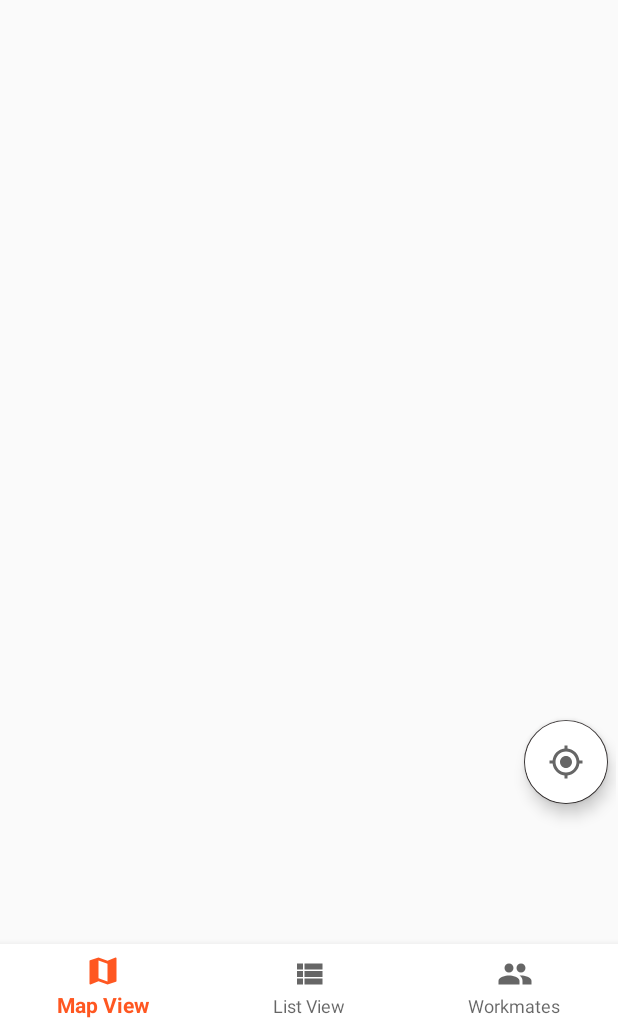
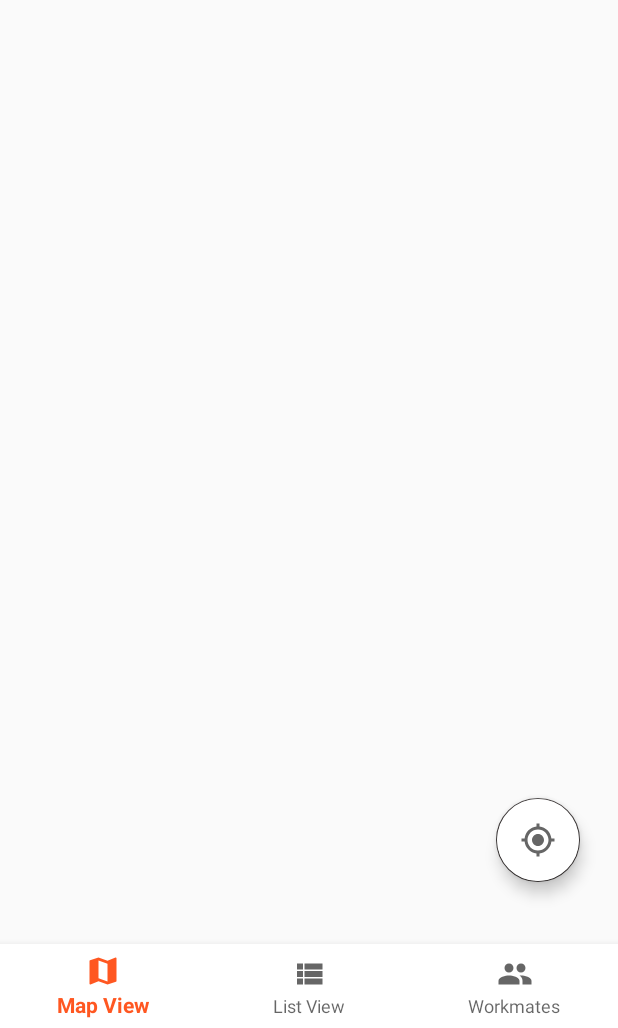
Before and after one commit to eddymail/Go4Lunch, an Android app: the screen it shows after launch once a user with an empty profile is signed in (MainActivity), on a phone screen of 412 x 824 dp, the part 208-1236 px from its top. Run offline under Robolectric (Android 15) with nearby library versions, the phone set to English and light mode, and no system bars; our stand-ins replace Firebase (no records; nobody signed in at launch, a user with empty details on screens opened directly), navigation-ui; libraries missing offline, so code that uses them is left out: com.karumi.dexter.

Commit message:
MapViewFragment: Zoom on location

```diff
--- a/app/src/main/java/com/lousssouarn/edouard/go4lunch/fragment/MapViewFragment.java
+++ b/app/src/main/java/com/lousssouarn/edouard/go4lunch/fragment/MapViewFragment.java
@@ -134,6 +134,9 @@ public class MapViewFragment extends Fragment {
                 map.clear();
                 map.addMarker(new MarkerOptions().position(userLatLng).title("Your Location"));
                 map.moveCamera(CameraUpdateFactory.newLatLng(userLatLng));
+                //Zoom on location
+                float zoomLevel = 16.0f;
+                map.moveCamera(CameraUpdateFactory.newLatLngZoom(userLatLng, zoomLevel));
             }
 
             @Override
--- a/app/src/main/res/layout/fragment_map_view.xml
+++ b/app/src/main/res/layout/fragment_map_view.xml
@@ -1,5 +1,5 @@
 <?xml version="1.0" encoding="utf-8"?>
-<RelativeLayout xmlns:android="http://schemas.android.com/apk/res/android"
+<androidx.constraintlayout.widget.ConstraintLayout xmlns:android="http://schemas.android.com/apk/res/android"
     xmlns:app="http://schemas.android.com/apk/res-auto"
     xmlns:tools="http://schemas.android.com/tools"
     android:layout_width="match_parent"
@@ -11,17 +11,21 @@
         android:id="@+id/map"
         android:name="com.google.android.gms.maps.SupportMapFragment"
         android:layout_width="match_parent"
-        android:layout_height="match_parent" />
+        android:layout_height="match_parent"
+        tools:layout_editor_absoluteX="34dp"
+        tools:layout_editor_absoluteY="0dp" />
 
     <com.google.android.material.floatingactionbutton.FloatingActionButton
         android:id="@+id/fab_gps_location"
         android:layout_width="56dp"
         android:layout_height="56dp"
-        android:layout_alignParentEnd="true"
-        android:layout_alignParentBottom="true"
-        android:layout_marginEnd="5dp"
-        android:layout_marginBottom="102dp"
+        android:layout_marginEnd="16dp"
+        android:layout_marginBottom="50dp"
         android:backgroundTint="@color/colorAccentWhite"
-        android:src="@drawable/ic_baseline_gps_fixed_24" />
+        android:src="@drawable/ic_baseline_gps_fixed_24"
+        app:layout_constraintBottom_toBottomOf="@+id/map"
+        app:layout_constraintEnd_toEndOf="parent"
+        app:layout_constraintHorizontal_bias="0.976"
+        app:layout_constraintStart_toStartOf="parent" />
 
-</RelativeLayout>
+</androidx.constraintlayout.widget.ConstraintLayout>
```
